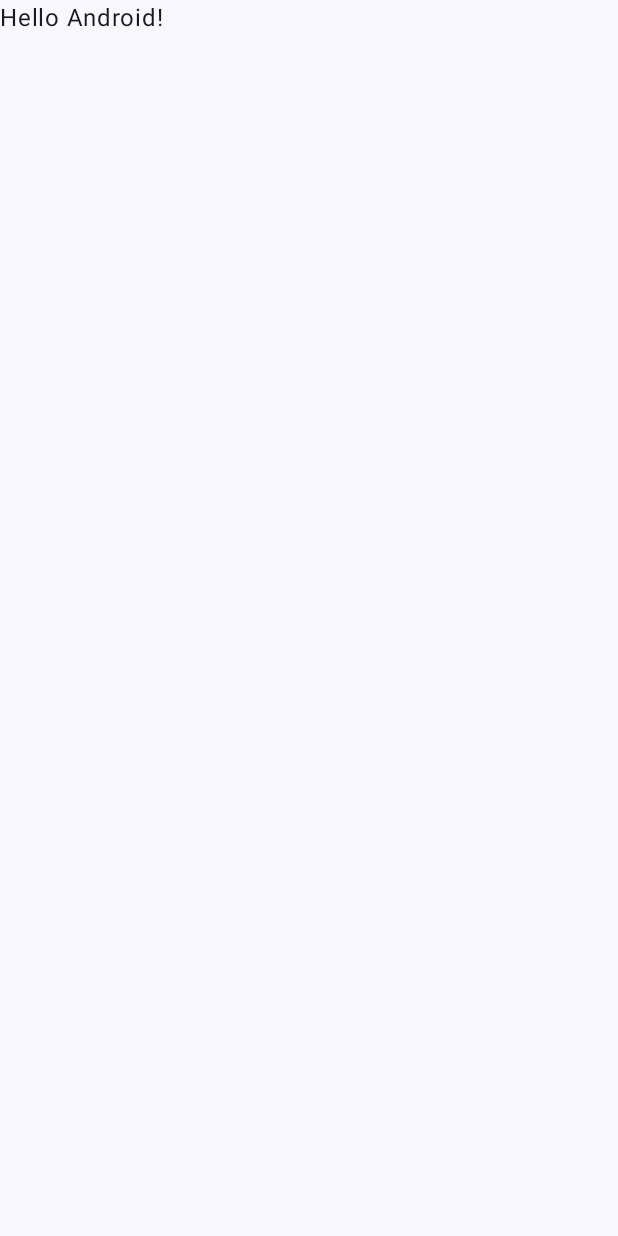
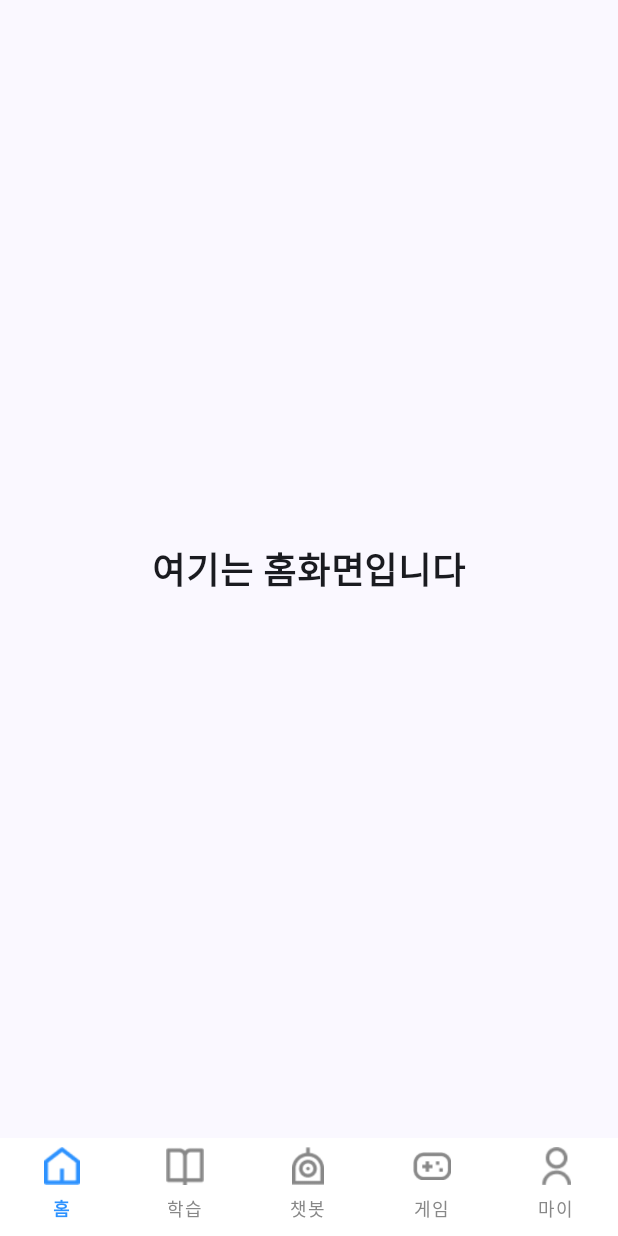
Before and after one commit to sugyo-pjt/SuGyo, an Android app built with Jetpack Compose: the screen it shows after launch (MainActivity), on a phone screen of 412 x 824 dp. Before the commit the screen is almost empty. Run offline under Robolectric (Android 15) with nearby library versions, the phone set to English and light mode, and no system bars.

Commit message:
FEAT: 하단 네비게이션 바 구현 및 홈/게임 화면 연결
- 하단 네비게이션 바 (5개 탭) 구현
- 홈 화면 및 게임 화면 전용 컴포넌트 생성
- Jetpack Compose Navigation을 활용한 화면 전환
- 패키지 구조 정리 (home, game, navbar, navigation)

```diff
--- a/app/build.gradle.kts
+++ b/app/build.gradle.kts
@@ -56,4 +56,7 @@ dependencies {
     androidTestImplementation(libs.androidx.ui.test.junit4)
     debugImplementation(libs.androidx.ui.tooling)
     debugImplementation(libs.androidx.ui.test.manifest)
+
+    // Compose Navigation
+    implementation("androidx.navigation:navigation-compose:2.8.0")
 }
--- a/app/src/main/java/com/ssafy/a602/MainActivity.kt
+++ b/app/src/main/java/com/ssafy/a602/MainActivity.kt
@@ -4,14 +4,8 @@ import android.os.Bundle
 import androidx.activity.ComponentActivity
 import androidx.activity.compose.setContent
 import androidx.activity.enableEdgeToEdge
-import androidx.compose.foundation.layout.fillMaxSize
-import androidx.compose.foundation.layout.padding
-import androidx.compose.material3.Scaffold
-import androidx.compose.material3.Text
-import androidx.compose.runtime.Composable
-import androidx.compose.ui.Modifier
-import androidx.compose.ui.tooling.preview.Preview
 import com.ssafy.a602.ui.theme.S13P21A602Theme
+import com.ssafy.a602.MainScreen
 
 class MainActivity : ComponentActivity() {
     override fun onCreate(savedInstanceState: Bundle?) {
@@ -19,29 +13,8 @@ class MainActivity : ComponentActivity() {
         enableEdgeToEdge()
         setContent {
             S13P21A602Theme {
-                Scaffold(modifier = Modifier.fillMaxSize()) { innerPadding ->
-                    Greeting(
-                        name = "Android",
-                        modifier = Modifier.padding(innerPadding)
-                    )
-                }
+                MainScreen()
             }
         }
     }
 }
-
-@Composable
-fun Greeting(name: String, modifier: Modifier = Modifier) {
-    Text(
-        text = "Hello $name!",
-        modifier = modifier
-    )
-}
-
-@Preview(showBackground = true)
-@Composable
-fun GreetingPreview() {
-    S13P21A602Theme {
-        Greeting("Android")
-    }
-}
--- /dev/null
+++ b/app/src/main/java/com/ssafy/a602/MainScreen.kt
@@ -0,0 +1,67 @@
+package com.ssafy.a602
+
+import androidx.compose.foundation.layout.fillMaxSize
+import androidx.compose.foundation.layout.padding
+import androidx.compose.material3.Scaffold
+import androidx.compose.runtime.*
+import androidx.compose.ui.Modifier
+import androidx.navigation.compose.currentBackStackEntryAsState
+import androidx.navigation.compose.rememberNavController
+import com.ssafy.a602.common.navigation.NavGraph
+import com.ssafy.a602.navbar.BottomTab
+import com.ssafy.a602.navbar.CustomBottomNavigationBar
+
+@Composable
+fun MainScreen() {
+    val navController = rememberNavController()
+    val currentBackStackEntry by navController.currentBackStackEntryAsState()
+    val currentRoute = currentBackStackEntry?.destination?.route
+
+    // 현재 라우트에 따라 선택된 탭 결정 (Screen.kt의 route와 일치)
+    val selectedTab = when (currentRoute) {
+        "home" -> BottomTab.HOME
+        "learning" -> BottomTab.LEARNING
+        "chat" -> BottomTab.CHAT
+        "game" -> BottomTab.GAME
+        "mypage" -> BottomTab.MYPAGE
+        else -> BottomTab.HOME  // 기본값
+    }
+
+    // 탭 선택 시 해당 화면으로 이동 (Screen.kt의 route와 일치)
+    val onTabSelected = { tab: BottomTab ->
+        val route = when (tab) {
+            BottomTab.HOME -> "home"
+            BottomTab.LEARNING -> "learning"
+            BottomTab.CHAT -> "chat"
+            BottomTab.GAME -> "game"
+            BottomTab.MYPAGE -> "mypage"
+        }
+
+        // 현재 라우트와 같으면 네비게이션하지 않음
+        if (currentRoute != route) {
+            navController.navigate(route) {
+                // 백스택에 중복된 화면이 쌓이지 않도록 설정
+                popUpTo(navController.graph.startDestinationId) {
+                    saveState = true
+                }
+                launchSingleTop = true
+                restoreState = true
+            }
+        }
+    }
+
+    Scaffold(
+        modifier = Modifier.fillMaxSize(),
+        bottomBar = {
+            CustomBottomNavigationBar(
+                selectedTab = selectedTab,
+                onTabSelected = onTabSelected
+            )
+        }
+    ) { innerPadding ->
+        NavGraph(
+            navController = navController,
+            modifier = Modifier.padding(innerPadding)
+        )
+    }
+}
--- /dev/null
+++ b/app/src/main/java/com/ssafy/a602/common/navigation/NavGraph.kt
@@ -0,0 +1,70 @@
+package com.ssafy.a602.common.navigation
+
+import androidx.compose.foundation.layout.Box
+import androidx.compose.foundation.layout.fillMaxSize
+import androidx.compose.material3.Text
+import androidx.compose.runtime.Composable
+import androidx.compose.ui.Alignment
+import androidx.compose.ui.Modifier
+import androidx.compose.ui.text.font.FontWeight
+import androidx.compose.ui.unit.sp
+import androidx.navigation.NavHostController
+import androidx.navigation.compose.NavHost
+import androidx.navigation.compose.composable
+import com.ssafy.a602.home.HomeScreen
+import com.ssafy.a602.game.GameScreen
+
+@Composable
+fun NavGraph(
+    navController: NavHostController,
+    modifier: Modifier = Modifier
+) {
+    NavHost(
+        navController = navController,
+        startDestination = Screen.Home.route,
+        modifier = modifier
+    ) {
+        composable(Screen.Home.route) {
+            HomeScreen()
+        }
+        composable(Screen.Learning.route) {
+            Box(
+                modifier = Modifier.fillMaxSize(),
+                contentAlignment = Alignment.Center
+            ) {
+                Text(
+                    text = "학습 화면",
+                    fontSize = 24.sp,
+                    fontWeight = FontWeight.Bold
+                )
+            }
+        }
+        composable(Screen.Chat.route) {
+            Box(
+                modifier = Modifier.fillMaxSize(),
+                contentAlignment = Alignment.Center
+            ) {
+                Text(
+                    text = "챗봇 화면",
+                    fontSize = 24.sp,
+                    fontWeight = FontWeight.Bold
+                )
+            }
+        }
+        composable(Screen.Game.route) {
+            GameScreen()
+        }
+        composable(Screen.MyPage.route) {
+            Box(
+                modifier = Modifier.fillMaxSize(),
+                contentAlignment = Alignment.Center
+            ) {
+                Text(
+                    text = "마이페이지 화면",
+                    fontSize = 24.sp,
+                    fontWeight = FontWeight.Bold
+                )
+            }
+        }
+    }
+}
--- /dev/null
+++ b/app/src/main/java/com/ssafy/a602/common/navigation/Screen.kt
@@ -0,0 +1,9 @@
+package com.ssafy.a602.common.navigation
+
+sealed class Screen(val route: String) {
+    object Home : Screen("home")
+    object Game : Screen("game")
+    object Chat : Screen("chat")
+    object Learning : Screen("learning")
+    object MyPage : Screen("mypage")
+}
--- /dev/null
+++ b/app/src/main/java/com/ssafy/a602/home/HomeScreen.kt
@@ -0,0 +1,24 @@
+package com.ssafy.a602.home
+
+import androidx.compose.foundation.layout.Box
+import androidx.compose.foundation.layout.fillMaxSize
+import androidx.compose.material3.Text
+import androidx.compose.runtime.Composable
+import androidx.compose.ui.Alignment
+import androidx.compose.ui.Modifier
+import androidx.compose.ui.text.font.FontWeight
+import androidx.compose.ui.unit.sp
+
+@Composable
+fun HomeScreen() {
+    Box(
+        modifier = Modifier.fillMaxSize(),
+        contentAlignment = Alignment.Center
+    ) {
+        Text(
+            text = "여기는 홈화면입니다",
+            fontSize = 24.sp,
+            fontWeight = FontWeight.Bold
+        )
+    }
+}
--- /dev/null
+++ b/app/src/main/java/com/ssafy/a602/navbar/BottomTab.kt
@@ -0,0 +1,14 @@
+package com.ssafy.a602.navbar
+
+import com.ssafy.a602.R
+
+enum class BottomTab(
+    val label: String,
+    val iconRes: Int
+) {
+    HOME("홈", R.drawable.nav_home),
+    LEARNING("학습", R.drawable.nav_learning),
+    CHAT("챗봇", R.drawable.nav_chat),
+    GAME("게임", R.drawable.nav_game),
+    MYPAGE("마이", R.drawable.nav_mypage)
+}
--- /dev/null
+++ b/app/src/main/java/com/ssafy/a602/navbar/NavBar.kt
@@ -0,0 +1,76 @@
+package com.ssafy.a602.navbar
+
+import androidx.compose.foundation.background
+import androidx.compose.foundation.clickable
+import androidx.compose.foundation.layout.*
+import androidx.compose.material3.Icon
+import androidx.compose.material3.Text
+import androidx.compose.runtime.*
+import androidx.compose.ui.Alignment
+import androidx.compose.ui.Modifier
+import androidx.compose.ui.graphics.Color
+import androidx.compose.ui.res.painterResource
+import androidx.compose.ui.text.font.FontWeight
+import androidx.compose.ui.tooling.preview.Preview
+import androidx.compose.ui.unit.dp
+import androidx.compose.ui.unit.sp
+
+
+@Composable
+fun CustomBottomNavigationBar(
+    selectedTab: BottomTab,
+    onTabSelected: (BottomTab) -> Unit,
+    modifier: Modifier = Modifier
+) {
+    Row(
+        modifier = modifier
+            .fillMaxWidth()
+            .navigationBarsPadding()
+            .height(65.dp)
+            .background(Color.White),
+        horizontalArrangement = Arrangement.SpaceAround
+    ) {
+        BottomTab.values().forEach { tab ->
+            val isSelected = tab == selectedTab
+
+            Box(
+                modifier = Modifier
+                    .weight(1f)
+                    .fillMaxHeight()
+                    .clickable { onTabSelected(tab) },
+                contentAlignment = Alignment.Center
+            ) {
+                Column(horizontalAlignment = Alignment.CenterHorizontally) {
+
+                    Icon(
+                        painter = painterResource(id = tab.iconRes),
+                        contentDescription = tab.label,
+                        modifier = Modifier.size(25.dp),
+                        tint = if (isSelected) Color(0xFF2D92FF) else Color.Gray
+                    )
+                    Spacer(modifier = Modifier.height(4.dp))
+                    Text(
+                        text = tab.label,
+                        fontSize = 12.sp,
+                        fontWeight = if (isSelected) FontWeight.Bold else FontWeight.Normal,
+                        color = if (isSelected) Color(0xFF2D92FF) else Color.Gray
+                    )
+                }
+            }
+        }
+    }
+}
+
+@Preview(showBackground = true)
+@Composable
+fun CustomBottomNavigationBarPreview() {
+    var selectedTab by remember { mutableStateOf(BottomTab.HOME) }
+
+    Column {
+        Spacer(modifier = Modifier.weight(1f))
+        CustomBottomNavigationBar(
+            selectedTab = selectedTab,
+            onTabSelected = { selectedTab = it }
+        )
+    }
+}
```
Also changed, not shown: app/src/main/java/com/ssafy/a602/game/GameScreen.kt (added, +24 -0 lines), app/src/main/res/drawable/nav_chat.png (added), app/src/main/res/drawable/nav_game.png (added), app/src/main/res/drawable/nav_home.png (added), app/src/main/res/drawable/nav_learning.png (added), app/src/main/res/drawable/nav_mypage.png (added), 1 other file.
